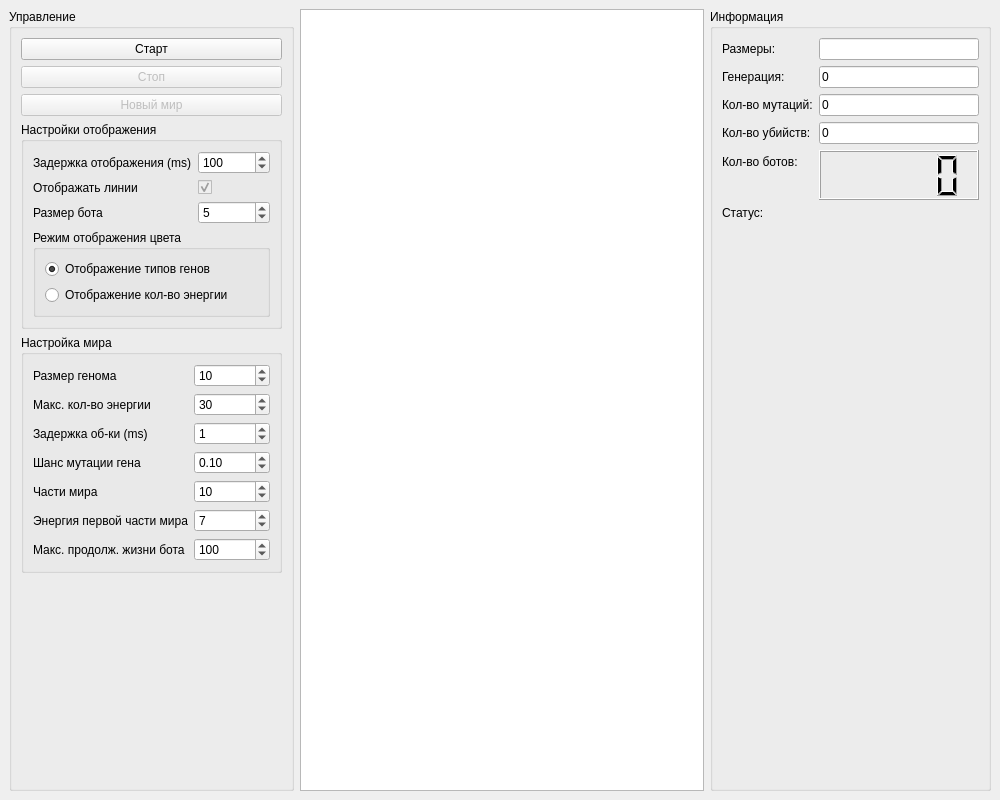
Above: mainwindow.ui from TomasGlgg/QGenetic before the change. Below: the same form after it.
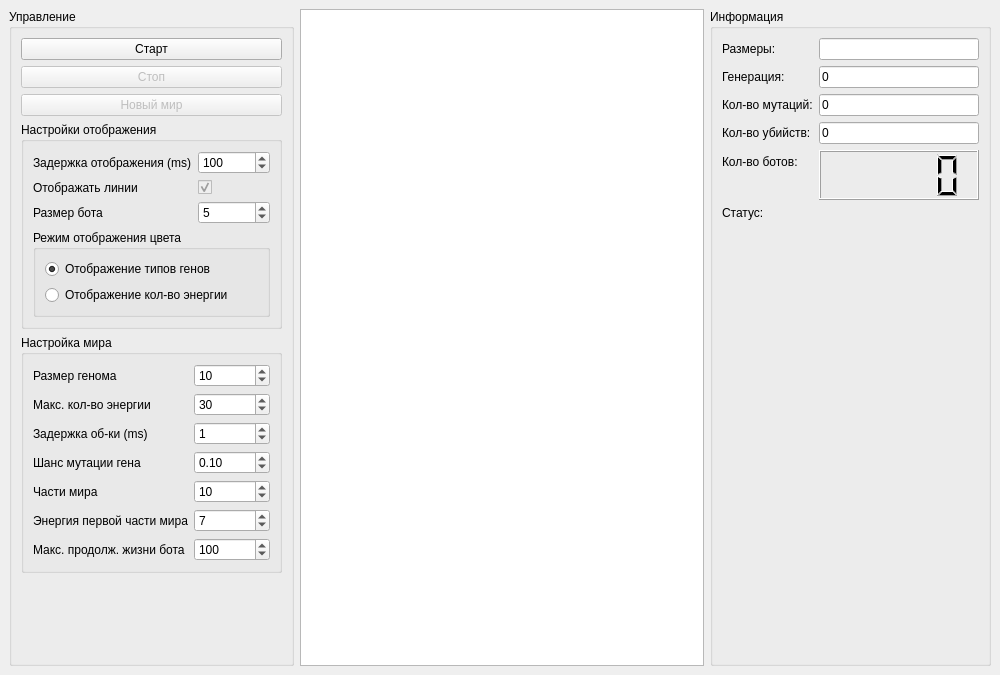
That is the form after the change. Custom widgets are drawn as their Qt base class.

The edit to the form file:
```diff
--- a/mainwindow.ui
+++ b/mainwindow.ui
@@ -7,7 +7,7 @@
     <x>0</x>
     <y>0</y>
     <width>1000</width>
-    <height>800</height>
+    <height>675</height>
    </rect>
   </property>
   <property name="sizePolicy">
```
Left out of the diff: 16 changed lines with no effect on the pictures.
